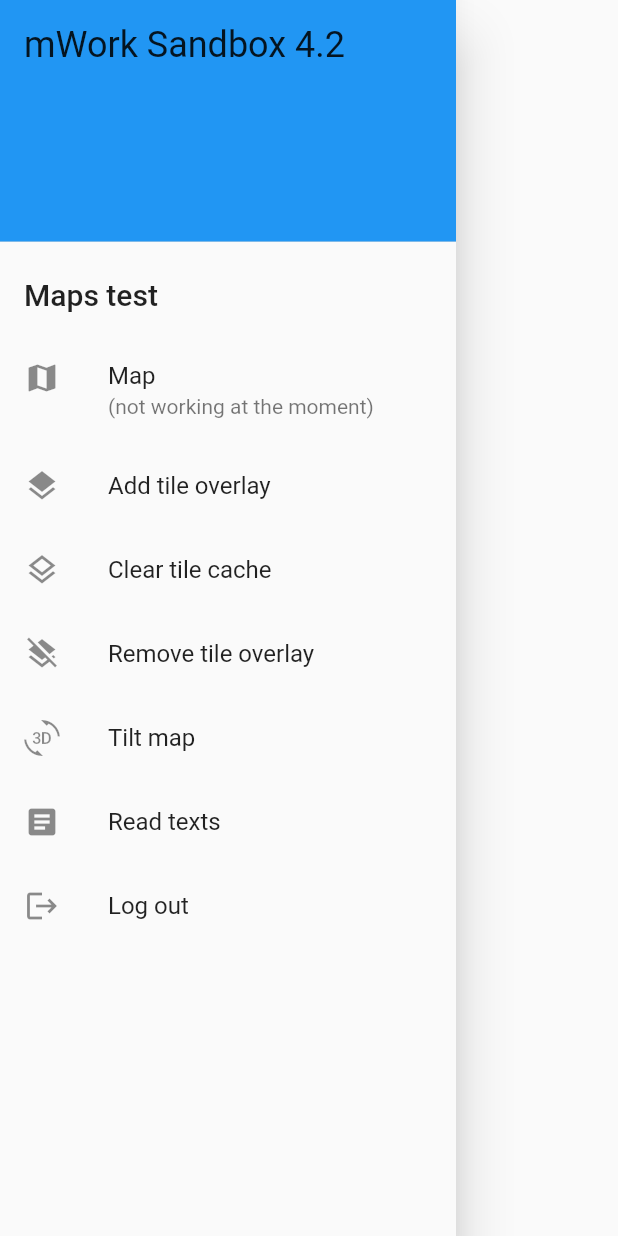
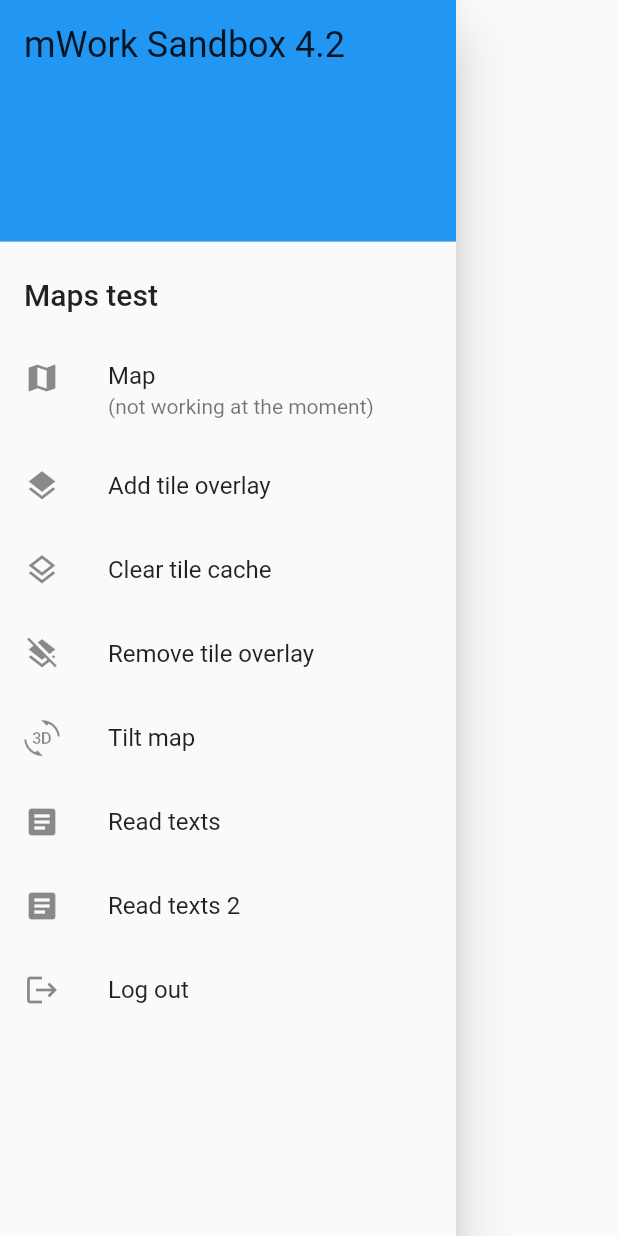
Before and after one commit to RoarGronmo/m_work_sandbox_4_2, a Flutter app: the MainDrawer widget shown alone on an empty page, opened directly with empty values, on a phone screen of 412 x 824 dp. Run offline on Flutter 3.47's test engine with Material 2 defaults, Android fonts, the light colour scheme and no system bars; our stand-ins replace chopper, dio, google_maps_flutter, location; missing offline and left inert: aad_oauth, jwt_decode, msal_js; generated files the repository leaves out were written again.

Commit message:
Successfully achieved read by accessToken new api.

```diff
--- a/lib/screens/home/home_drawer.dart
+++ b/lib/screens/home/home_drawer.dart
@@ -76,10 +76,14 @@ class MainDrawerState extends State<MainDrawer>{
           ),
           ListTile(
             title: const Text('Read texts'),
+            onTap: () => readTexts(),
+            leading: const Icon(Icons.article),
+          ),
+          ListTile(
+            title: const Text('Read texts 2'),
             onTap: () => readTexts2(),
             leading: const Icon(Icons.article),
           ),
-
           ListTile(
             title: const Text('Log out'),
             onTap: () => logout(),
@@ -138,6 +142,10 @@ class MainDrawerState extends State<MainDrawer>{
       }
   }
 
+  void retrofitTest() async{
+
+  }
+
   void logout()
   {
     print("Attempting to log out");
```
Also changed, not shown: lib/services/m_work_api_service_test_1.dart (+15 -5 lines).
